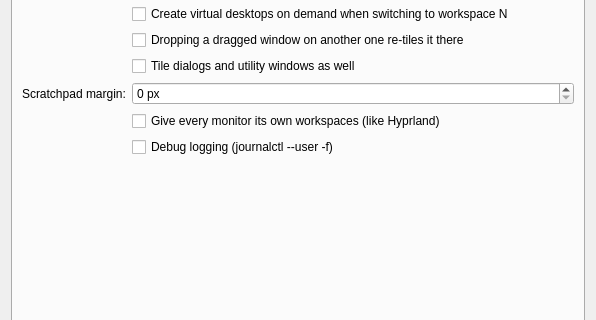
Above: package/contents/ui/config.ui from DGBooth/HyprKwin before the change; both pictures show x 0 to 596 and y 94 to 414 of the 596 by 520 pixel window. Below: the same form after it.
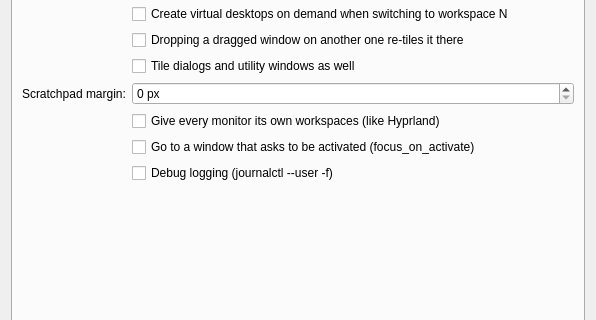
That is the form after the change. The open tabs and pages were chosen to show the change. Custom widgets are drawn as their Qt base class.

Commit message: Go to an app that asks to be activated

What changed in the file:
```diff
--- a/package/contents/ui/config.ui
+++ b/package/contents/ui/config.ui
@@ -229,6 +229,12 @@
         </widget>
        </item>
        <item row="7" column="1">
+        <widget class="QCheckBox" name="kcfg_FocusOnActivate">
+         <property name="text"><string>Go to a window that asks to be activated (focus_on_activate)</string></property>
+         <property name="toolTip"><string>Launching an app that is already open on another workspace switches to it. Chat apps ask for attention the same way when a message arrives; add a rule such as "focusonactivate off, class:^(discord)$" to stop one pulling you over.</string></property>
+        </widget>
+       </item>
+       <item row="8" column="1">
         <widget class="QCheckBox" name="kcfg_Debug">
          <property name="text"><string>Debug logging (journalctl --user -f)</string></property>
         </widget>
```
Left out of the diff: 2 changed lines with no effect on the pictures. The commit also changes 7 other files.
